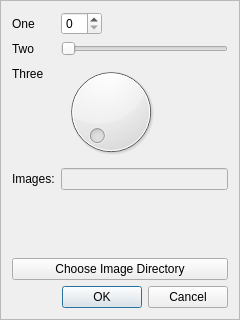
First picture: the form in hawt_settings.ui, repository hagemt/hawt, before the edit.
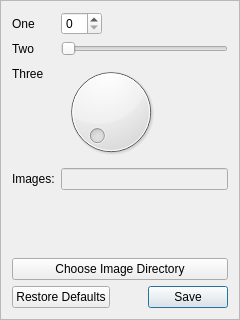
Second picture: the form after the edit.

Commit message:
Added tab-order, buddies, and more base functions
Also fixed tabbing

```diff
--- a/hawt_settings.ui
+++ b/hawt_settings.ui
@@ -85,7 +85,7 @@
    <item>
     <widget class="QDialogButtonBox" name="buttonBox">
      <property name="standardButtons">
-      <set>QDialogButtonBox::Cancel|QDialogButtonBox::Ok</set>
+      <set>QDialogButtonBox::RestoreDefaults|QDialogButtonBox::Save</set>
      </property>
     </widget>
    </item>
```
Left out of the diff: 43 changed lines with no effect on the pictures. The commit also changes 2 other files.
